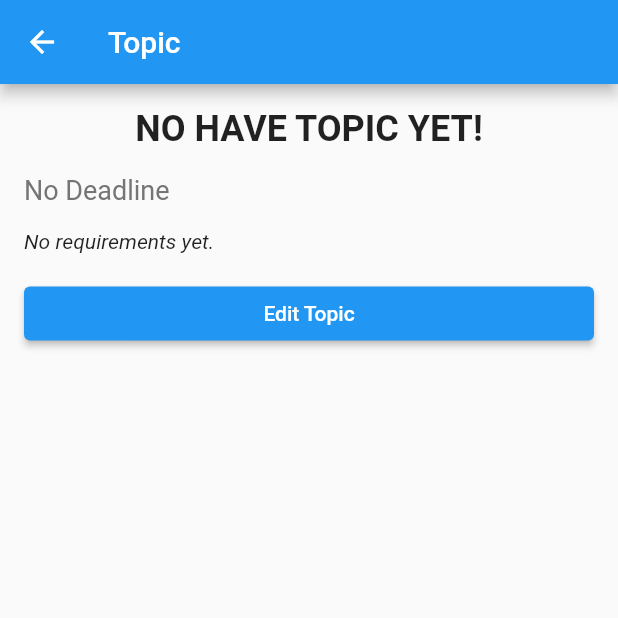
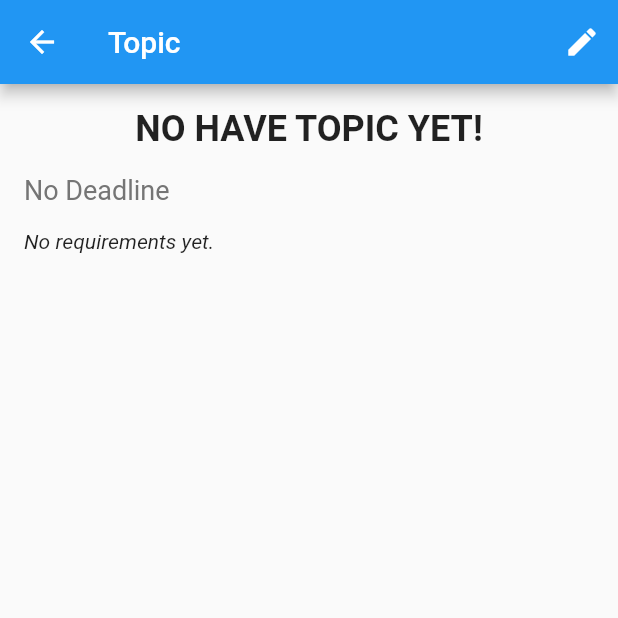
Before and after one commit to HNGB/MO_TeamManagement, a Flutter app: the TopicPage screen opened directly with empty values, on a phone screen of 412 x 824 dp, the top half of it. Run offline on Flutter 3.47's test engine with Material 2 defaults, Android fonts, the phone set to English and light mode, and no system bars; our stand-ins replace firebase_auth, firebase_core, firebase_messaging, flutter_chat_types, flutter_chat_ui, flutter_local_notifications and 3 more; accounts and stored records are empty.

Commit message:
change button edit Topic

```diff
--- a/lib/screens/topic.dart
+++ b/lib/screens/topic.dart
@@ -1,4 +1,5 @@
 import 'package:flutter/material.dart';
+import 'package:fluttertoast/fluttertoast.dart';
 import 'package:team_management/models/Team.dart';
 import 'package:team_management/models/Topic.dart';
 import 'package:team_management/services/topic_service.dart';
@@ -118,6 +119,7 @@ class _TopicPageState extends State<TopicPage> {
                         requirements != _requirements) {
                       _updateTopic(name ?? _topicName, deadline ?? _deadline,
                           requirements);
+                      Fluttertoast.showToast(msg: "Save successful!");
                     }
                     Navigator.of(context).pop();
                   },
@@ -135,6 +137,12 @@ class _TopicPageState extends State<TopicPage> {
     return Scaffold(
       appBar: AppBar(
         title: const Text('Topic'),
+        actions: [
+          IconButton(
+            icon: const Icon(Icons.edit),
+            onPressed: () => _editTopic(context),
+          ),
+        ],
       ),
       body: ListView(
         padding: const EdgeInsets.all(16.0),
@@ -183,11 +191,6 @@ class _TopicPageState extends State<TopicPage> {
                     ),
                   ],
                 ),
-          const SizedBox(height: 16.0),
-          ElevatedButton(
-            child: const Text('Edit Topic'),
-            onPressed: () => _editTopic(context),
-          ),
         ],
       ),
     );
```
